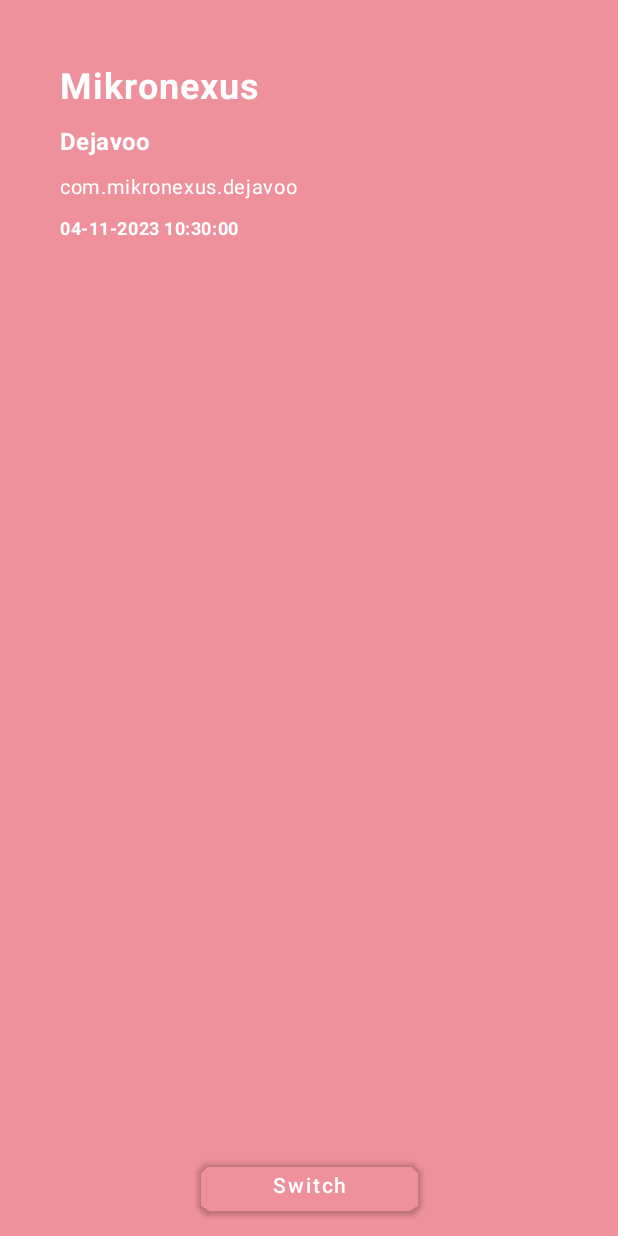
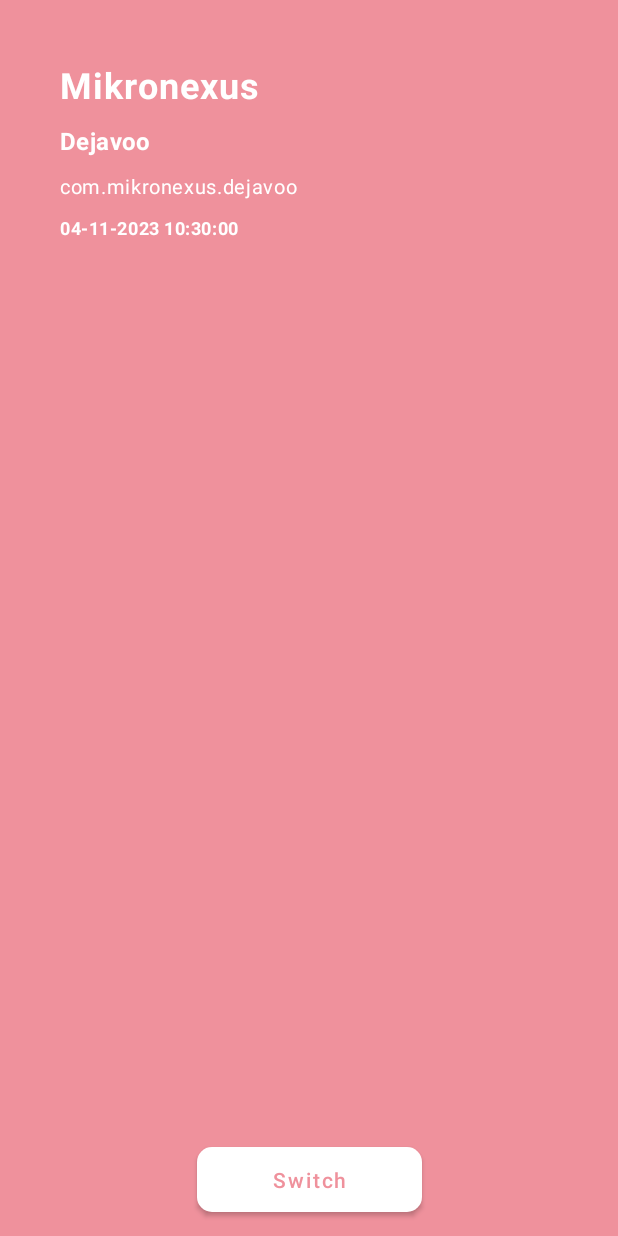
Before and after one commit to abdulmanan09/MikroNexusDejavoo, an Android app: the screen it shows after launch (MainActivity), after a tap on "Switch", on a phone screen of 412 x 824 dp. Run offline under Robolectric (Android 15) with nearby library versions, the phone set to English and light mode, and no system bars.

Commit message:
Functionality added

```diff
--- a/app/src/main/java/com/mikronexus/dejavoo/MainActivity.kt
+++ b/app/src/main/java/com/mikronexus/dejavoo/MainActivity.kt
@@ -1,6 +1,7 @@
 package com.mikronexus.dejavoo
 
 import android.annotation.SuppressLint
+import android.content.ComponentName
 import android.content.Intent
 import android.os.Bundle
 import android.widget.TextView
@@ -32,19 +33,18 @@ class MainActivity : AppCompatActivity() {
         date = dateFormat.format(calendar.time)
         dateTime.text = date
 
-
         textView.text = "" + packageName
         button.setOnClickListener {
-            var i = Intent(Intent.ACTION_MAIN)
-            val managerclock = packageManager
-            if (managerclock.getLaunchIntentForPackage("com.mikronexus.cfa") != null) {
-                i = managerclock.getLaunchIntentForPackage("com.mikronexus.cfa")!!
-                i.addCategory(Intent.CATEGORY_LAUNCHER)
-                startActivity(i)
-            } else {
+            val intent = Intent(Intent.ACTION_MAIN)
+            intent.component =
+                ComponentName("com.mikronexus.cfa", "com.mikronexus.cfa.MainActivity")
+            try {
+                startActivity(intent)
+            } catch (e: Exception) {
                 Toast.makeText(
                     this, "Please Install the other Application to Switch", Toast.LENGTH_SHORT
                 ).show()
+                e.printStackTrace()
             }
         }
     }
--- a/app/src/main/res/layout/activity_main.xml
+++ b/app/src/main/res/layout/activity_main.xml
@@ -65,13 +65,13 @@
     <com.google.android.material.button.MaterialButton
         android:id="@+id/proceed"
         android:layout_width="150dp"
-        android:layout_height="wrap_content"
+        android:layout_height="55dp"
         android:layout_marginBottom="10dp"
         android:text="@string/proceed"
         android:textAllCaps="false"
 
-        app:backgroundTint="@android:color/transparent"
-        android:textColor="@color/white"
+        app:backgroundTint="@android:color/white"
+        android:textColor="@color/bg_color_1"
         android:textSize="14sp"
         app:cornerRadius="10dp"
         app:layout_constraintBottom_toBottomOf="parent"
```
